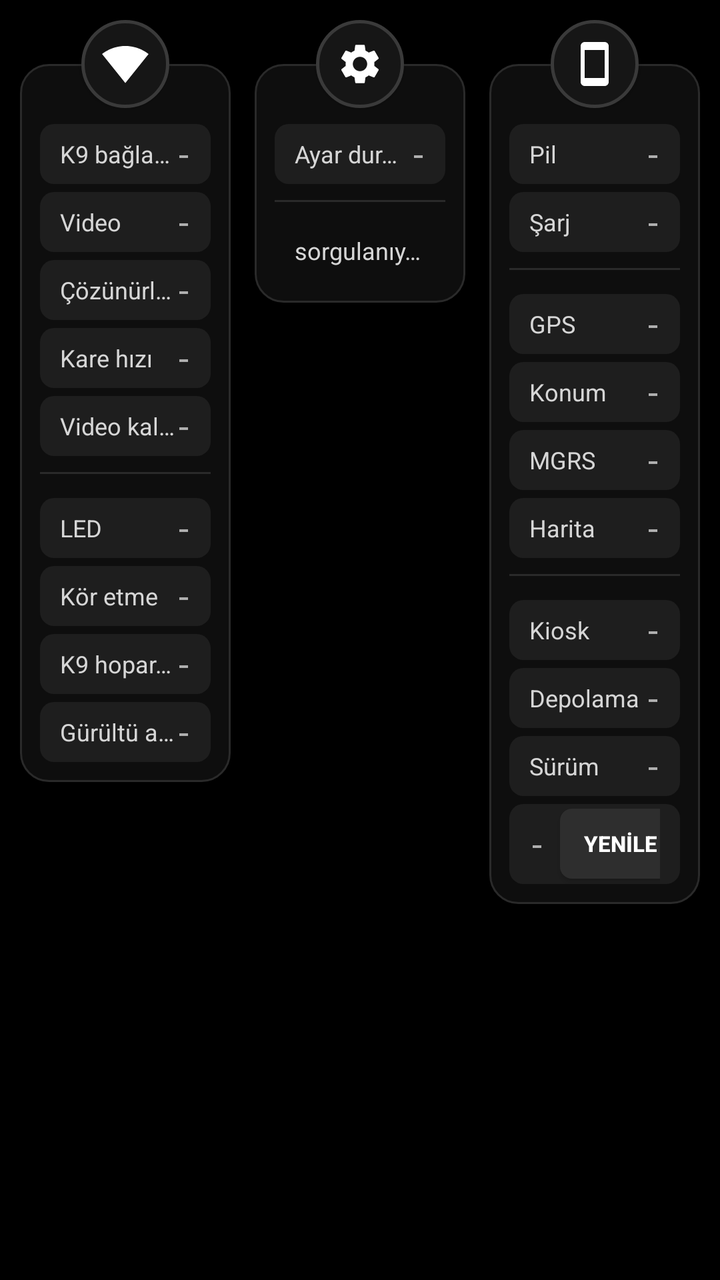
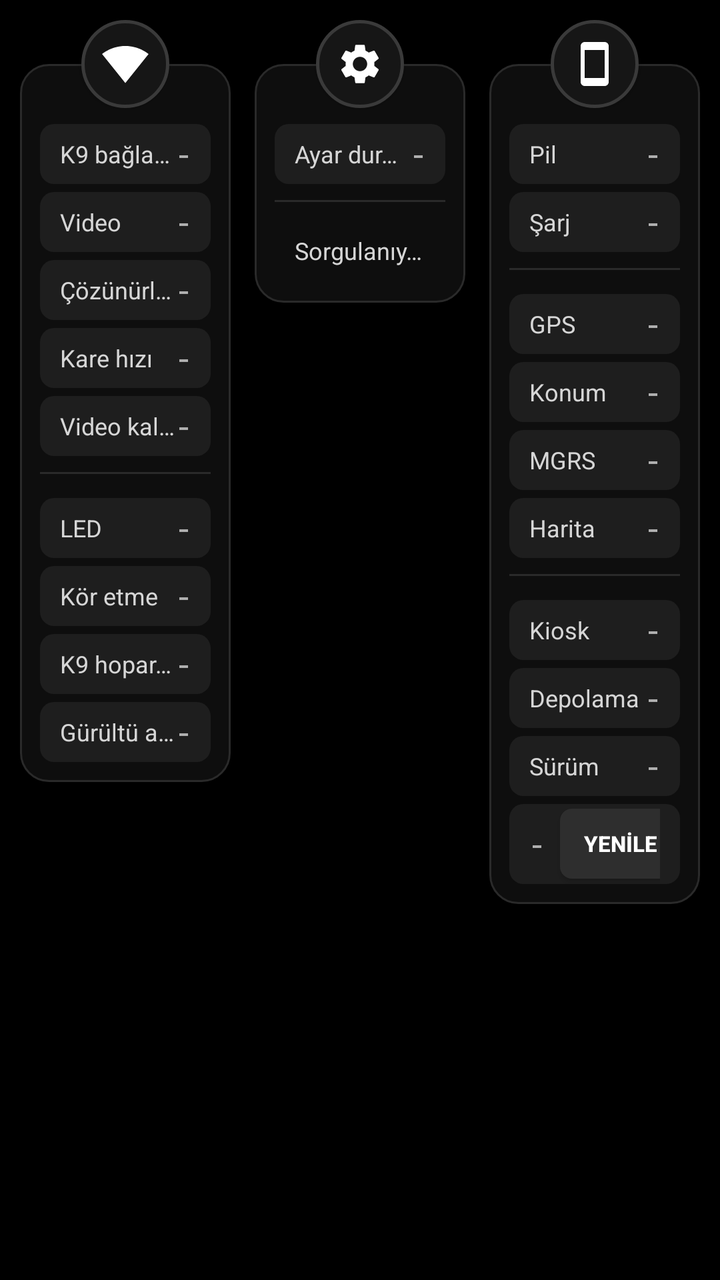

An Android layout rendered at two revisions. The XML below is the earlier revision; the diff shows what the commit changed to produce the second picture.
<!-- AndroidManifest.xml: application theme Theme.K9 -->
<!-- res/layout/page_status.xml -->
<?xml version="1.0" encoding="utf-8"?>
<ScrollView xmlns:android="http://schemas.android.com/apk/res/android"
    android:layout_width="match_parent"
    android:layout_height="match_parent"
    android:clipChildren="false"
    android:clipToPadding="false"
    android:padding="10dp">
    <LinearLayout
        android:layout_width="match_parent"
        android:layout_height="wrap_content"
        android:clipChildren="false"
        android:orientation="horizontal">

        
        <FrameLayout android:layout_width="0dp" android:layout_height="wrap_content" android:layout_marginEnd="12dp" android:layout_weight="1" android:clipChildren="false">
            <LinearLayout style="@style/StatCard" android:layout_width="match_parent">
                <LinearLayout style="@style/StatRow"><TextView style="@style/StatLabel" android:text="K9 bağlantısı" /><TextView android:id="@+id/st_k9_conn" style="@style/StatValue" android:text="-" /></LinearLayout>
                <LinearLayout style="@style/StatRow"><TextView style="@style/StatLabel" android:text="Video" /><TextView android:id="@+id/st_video_state" style="@style/StatValue" android:text="-" /></LinearLayout>
                <LinearLayout style="@style/StatRow"><TextView style="@style/StatLabel" android:text="Çözünürlük" /><TextView android:id="@+id/st_video" style="@style/StatValue" android:text="-" /></LinearLayout>
                <LinearLayout style="@style/StatRow"><TextView style="@style/StatLabel" android:text="Kare hızı" /><TextView android:id="@+id/st_fps" style="@style/StatValue" android:text="-" /></LinearLayout>
                <LinearLayout style="@style/StatRow"><TextView style="@style/StatLabel" android:text="Video kalitesi" /><TextView android:id="@+id/st_bitrate" style="@style/StatValue" android:text="-" /></LinearLayout>
                <View style="@style/StatDivider" />
                <LinearLayout style="@style/StatRow"><TextView style="@style/StatLabel" android:text="LED" /><TextView android:id="@+id/st_led" style="@style/StatValue" android:text="-" /></LinearLayout>
                <LinearLayout style="@style/StatRow"><TextView style="@style/StatLabel" android:text="Kör etme" /><TextView android:id="@+id/st_blind" style="@style/StatValue" android:text="-" /></LinearLayout>
                <LinearLayout style="@style/StatRow"><TextView style="@style/StatLabel" android:text="K9 hoparlör" /><TextView android:id="@+id/st_speaker" style="@style/StatValue" android:text="-" /></LinearLayout>
                <LinearLayout style="@style/StatRow"><TextView style="@style/StatLabel" android:text="Gürültü azaltma" /><TextView android:id="@+id/st_noise" style="@style/StatValue" android:text="-" /></LinearLayout>
            </LinearLayout>
            <ImageView style="@style/StatBadge" android:src="@drawable/wifi_strength_4" android:importantForAccessibility="no" />
        </FrameLayout>

        
        <FrameLayout android:layout_width="0dp" android:layout_height="wrap_content" android:layout_marginEnd="12dp" android:layout_weight="1" android:clipChildren="false">
            <LinearLayout style="@style/StatCard" android:layout_width="match_parent">
                <LinearLayout style="@style/StatRow"><TextView style="@style/StatLabel" android:text="Ayar durumu" /><TextView android:id="@+id/st_config" style="@style/StatValue" android:text="-" /></LinearLayout>
                <View style="@style/StatDivider" />
                <LinearLayout android:id="@+id/st_k9_rows" android:layout_width="match_parent" android:layout_height="wrap_content" android:orientation="vertical" />
                <TextView android:id="@+id/st_k9_empty" style="@style/StatLabel" android:layout_width="match_parent" android:paddingHorizontal="10dp" android:paddingVertical="8dp" android:text="sorgulanıyor…" />
            </LinearLayout>
            <ImageView style="@style/StatBadge" android:src="@drawable/baseline_settings_24" android:importantForAccessibility="no" />
        </FrameLayout>

        
        <FrameLayout android:layout_width="0dp" android:layout_height="wrap_content" android:layout_weight="1" android:clipChildren="false">
            <LinearLayout style="@style/StatCard" android:layout_width="match_parent">
                <LinearLayout style="@style/StatRow"><TextView style="@style/StatLabel" android:text="Pil" /><TextView android:id="@+id/st_battery" style="@style/StatValue" android:text="-" /></LinearLayout>
                <LinearLayout style="@style/StatRow"><TextView style="@style/StatLabel" android:text="Şarj" /><TextView android:id="@+id/st_charging" style="@style/StatValue" android:text="-" /></LinearLayout>
                <View style="@style/StatDivider" />
                <LinearLayout style="@style/StatRow"><TextView style="@style/StatLabel" android:text="GPS" /><TextView android:id="@+id/st_gps" style="@style/StatValue" android:text="-" /></LinearLayout>
                <LinearLayout style="@style/StatRow"><TextView style="@style/StatLabel" android:text="Konum" /><TextView android:id="@+id/st_gps_full" style="@style/StatValue" android:text="-" /></LinearLayout>
                <LinearLayout style="@style/StatRow"><TextView style="@style/StatLabel" android:text="MGRS" /><TextView android:id="@+id/st_mgrs" style="@style/StatValue" android:text="-" /></LinearLayout>
                <LinearLayout style="@style/StatRow"><TextView style="@style/StatLabel" android:text="Harita" /><TextView android:id="@+id/st_map" style="@style/StatValue" android:text="-" /></LinearLayout>
                <View style="@style/StatDivider" />
                <LinearLayout style="@style/StatRow"><TextView style="@style/StatLabel" android:text="Kiosk" /><TextView android:id="@+id/st_kiosk" style="@style/StatValue" android:text="-" /></LinearLayout>
                <LinearLayout style="@style/StatRow"><TextView style="@style/StatLabel" android:text="Depolama" /><TextView android:id="@+id/st_disk" style="@style/StatValue" android:text="-" /></LinearLayout>
                <LinearLayout style="@style/StatRow"><TextView style="@style/StatLabel" android:text="Sürüm" /><TextView android:id="@+id/st_version" style="@style/StatValue" android:text="-" /></LinearLayout>
                <LinearLayout style="@style/StatRow" android:layout_height="40dp"><TextView style="@style/StatLabel" android:text="Son güncelleme" /><TextView android:id="@+id/st_updated" style="@style/StatValue" android:layout_marginEnd="8dp" android:text="-" /><Button android:id="@+id/st_refresh" style="@style/StatBtn" android:text="YENİLE" /></LinearLayout>
            </LinearLayout>
            <ImageView style="@style/StatBadge" android:src="@drawable/ic_phone_24" android:importantForAccessibility="no" />
        </FrameLayout>
    </LinearLayout>
</ScrollView>
<!-- resources referenced by this layout -->
<resources>
  <!-- drawable ic_phone_24 (drawable) -->
  <vector xmlns:android="http://schemas.android.com/apk/res/android" android:width="24dp" android:height="24dp" android:viewportWidth="24" android:viewportHeight="24">
      <path android:fillColor="#FFFFFFFF" android:pathData="M17,1.01L7,1c-1.1,0 -2,0.9 -2,2v18c0,1.1 0.9,2 2,2h10c1.1,0 2,-0.9 2,-2V3c0,-1.1 -0.9,-1.99 -2,-1.99zM17,19H7V5h10v14z" />
  </vector>
  <!-- drawable wifi_strength_4 (drawable) -->
  <vector android:height="24dp" android:tint="#FFFFFF"
      android:viewportHeight="24" android:viewportWidth="24"
      android:width="24dp" xmlns:android="http://schemas.android.com/apk/res/android">
      <path android:fillColor="@android:color/white" android:pathData="M12.01,21.49L23.64,7c-0.45,-0.34 -4.93,-4 -11.64,-4C5.28,3 0.81,6.66 0.36,7l11.63,14.49 0.01,0.01 0.01,-0.01z"/>
  </vector>
  <style name="StatBadge">
          <item name="android:layout_width">44dp</item>
          <item name="android:layout_height">44dp</item>
          <item name="android:layout_gravity">top|center_horizontal</item>
          <item name="android:background">@drawable/bg_stat_badge</item>
          <item name="android:padding">10dp</item>
          <item name="android:scaleType">fitCenter</item>
          <item name="android:translationZ">2dp</item>
      </style>
  <style name="StatDivider">
          <item name="android:layout_width">match_parent</item>
          <item name="android:layout_height">1dp</item>
          <item name="android:layout_marginVertical">8dp</item>
          <item name="android:background">#2A2A2A</item>
      </style>
  <style name="StatLabel">
          <item name="android:layout_width">0dp</item>
          <item name="android:layout_height">wrap_content</item>
          <item name="android:layout_weight">1</item>
          <item name="android:textColor">#D6D6D6</item>
          <item name="android:textSize">12sp</item>
          <item name="android:singleLine">true</item>
          <item name="android:ellipsize">end</item>
      </style>
  <style name="StatValue">
          <item name="android:layout_width">wrap_content</item>
          <item name="android:layout_height">wrap_content</item>
          <item name="android:textColor">@color/nav_label_idle</item>
          <item name="android:textSize">12sp</item>
          <item name="android:textStyle">bold</item>
          <item name="android:fontFamily">monospace</item>
          <item name="android:singleLine">true</item>
      </style>
  <!-- drawable bg_stat_badge (drawable) -->
  <?xml version="1.0" encoding="utf-8"?>
  <shape xmlns:android="http://schemas.android.com/apk/res/android" android:shape="oval">
      <solid android:color="#161616" />
      <stroke android:width="1.5dp" android:color="#3A3A3A" />
  </shape>
  <!-- drawable bg_stat_btn (drawable) -->
  <?xml version="1.0" encoding="utf-8"?>
  <ripple xmlns:android="http://schemas.android.com/apk/res/android" android:color="#33FFFFFF">
      <item>
          <shape android:shape="rectangle">
              <solid android:color="#2E2E2E" />
              <corners android:radius="6dp" />
          </shape>
      </item>
  </ripple>
  <color name="white">#FFFFFFFF</color>
  <!-- drawable bg_stat_card (drawable) -->
  <?xml version="1.0" encoding="utf-8"?>
  <shape xmlns:android="http://schemas.android.com/apk/res/android" android:shape="rectangle">
      <solid android:color="#0E0E0E" />
      <corners android:radius="14dp" />
      <stroke android:width="1dp" android:color="#2A2A2A" />
  </shape>
  <!-- drawable bg_stat_row (drawable) -->
  <?xml version="1.0" encoding="utf-8"?>
  <shape xmlns:android="http://schemas.android.com/apk/res/android" android:shape="rectangle">
      <solid android:color="#1E1E1E" />
      <corners android:radius="7dp" />
  </shape>
  <color name="nav_label_idle">#B0B0B0</color>
  <color name="black">#FF000000</color>
  <color name="accent_cyan">#00BCD4</color>
  <!-- unchanged entries left out for length: 5 -->
</resources>

<!-- the commit's change to res/layout/page_status.xml (unified diff, before → after) -->
@@ -34,7 +34,7 @@
                 <LinearLayout style="@style/StatRow"><TextView style="@style/StatLabel" android:text="Ayar durumu" /><TextView android:id="@+id/st_config" style="@style/StatValue" android:text="-" /></LinearLayout>
                 <View style="@style/StatDivider" />
                 <LinearLayout android:id="@+id/st_k9_rows" android:layout_width="match_parent" android:layout_height="wrap_content" android:orientation="vertical" />
-                <TextView android:id="@+id/st_k9_empty" style="@style/StatLabel" android:layout_width="match_parent" android:paddingHorizontal="10dp" android:paddingVertical="8dp" android:text="sorgulanıyor…" />
+                <TextView android:id="@+id/st_k9_empty" style="@style/StatLabel" android:layout_width="match_parent" android:paddingHorizontal="10dp" android:paddingVertical="8dp" android:text="Sorgulanıyor…" />
             </LinearLayout>
             <ImageView style="@style/StatBadge" android:src="@drawable/baseline_settings_24" android:importantForAccessibility="no" />
         </FrameLayout>
